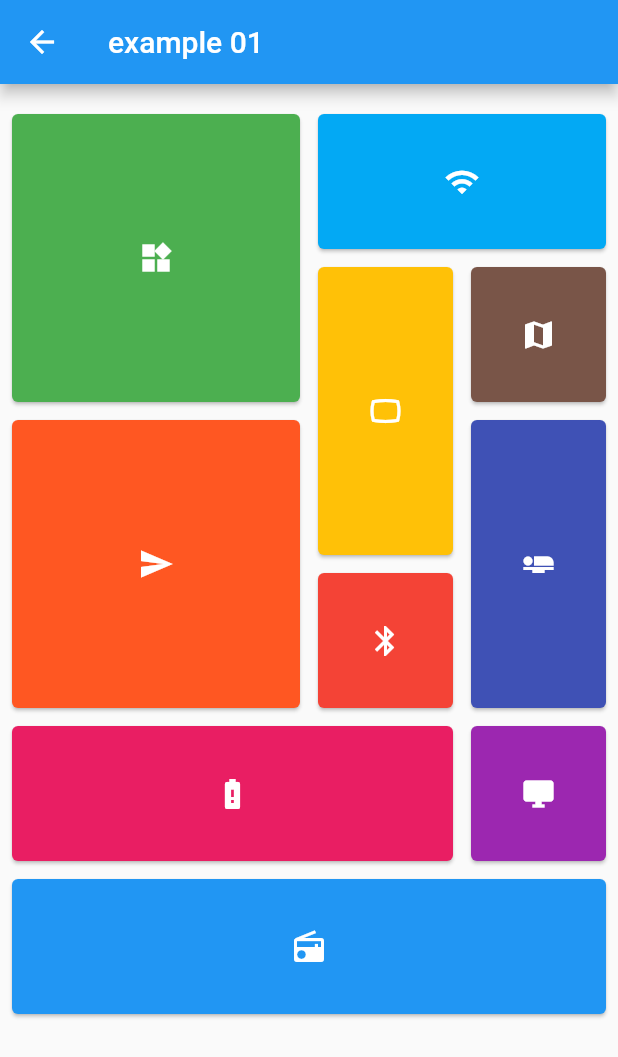
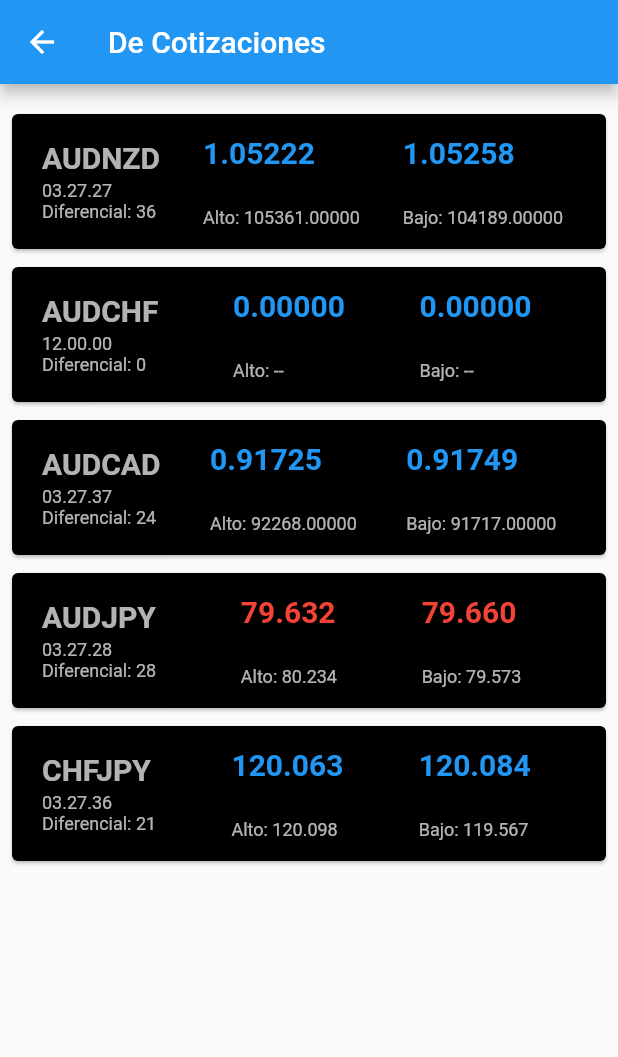
Before and after one commit to daniel374/CriptoCoinApp, a Flutter app: the ShowCryptoMoneys screen opened directly, on a phone screen of 412 x 824 dp. Shown: the top 1057 px of the screen. Run offline on Flutter 3.47's test engine with Material 2 defaults, Android fonts, the light colour scheme and no system bars; our stand-ins replace charts_flutter, firebase_auth, firebase_core, google_sign_in; missing offline and left inert: generic_bloc_provider; accounts and stored records are empty.

Commit message:
ajuste interfaz de inicio con acceso a formulariod e registro, ajuste view de cripto monedas

```diff
--- a/flutter_cripto_coins/lib/User/repository/auth_repository.dart
+++ b/flutter_cripto_coins/lib/User/repository/auth_repository.dart
@@ -4,9 +4,19 @@ import 'package:flutter_cripto_coins/User/repository/firebase_auth_api.dart';
 class AuthRepositoryAPI {
 
   final _firebaseAuthAPI = FirebaseAuthAPI();
+  String email;
+  String password;
 
-  Future signInFirebase() => _firebaseAuthAPI.signIn();
+  Future signInFirebaseGoogle() => _firebaseAuthAPI.signInGoogle();
 
-  signOut() => _firebaseAuthAPI.signOut();
+  Future signInFirebase() => _firebaseAuthAPI.signIn(email, password);
+
+  Future signUpFirebase() => _firebaseAuthAPI.signUp(email, password);
+
+  Future isSignedFirebase() => _firebaseAuthAPI.isSignedIn();
+
+  Future getCurrentUserFirebase() => _firebaseAuthAPI.getCurrentUser();
+
+  Future signOut() => _firebaseAuthAPI.signOut();
 
 }
--- a/flutter_cripto_coins/lib/User/ui/screens/register_screen.dart
+++ b/flutter_cripto_coins/lib/User/ui/screens/register_screen.dart
@@ -5,6 +5,8 @@ import 'package:flutter/src/material/text_form_field.dart';
 import 'package:flutter/services.dart';
 
 class RegisterScreen extends StatefulWidget {
+
+  const RegisterScreen({Key key}) : super(key: key);
 
   @override
   State createState() {
--- a/flutter_cripto_coins/lib/money/ui/screens/menu_money_home/show_crypto_moneys.dart
+++ b/flutter_cripto_coins/lib/money/ui/screens/menu_money_home/show_crypto_moneys.dart
@@ -2,29 +2,19 @@ import 'package:flutter/material.dart';
 import 'package:flutter_staggered_grid_view/flutter_staggered_grid_view.dart';
 
 const List<StaggeredTile> _staggeredTiles = <StaggeredTile>[
-  StaggeredTile.count(2, 2),
-  StaggeredTile.count(2, 1),
-  StaggeredTile.count(1, 2),
-  StaggeredTile.count(1, 1),
-  StaggeredTile.count(2, 2),
-  StaggeredTile.count(1, 2),
-  StaggeredTile.count(1, 1),
-  StaggeredTile.count(3, 1),
-  StaggeredTile.count(1, 1),
+  StaggeredTile.count(4, 1),
+  StaggeredTile.count(4, 1),
+  StaggeredTile.count(4, 1),
+  StaggeredTile.count(4, 1),
   StaggeredTile.count(4, 1),
 ];
 
 const List<Widget> _tiles = <Widget>[
-  _ShowCryptoMoneys(Colors.green, Icons.widgets),
-  _ShowCryptoMoneys(Colors.lightBlue, Icons.wifi),
-  _ShowCryptoMoneys(Colors.amber, Icons.panorama_wide_angle),
-  _ShowCryptoMoneys(Colors.brown, Icons.map),
-  _ShowCryptoMoneys(Colors.deepOrange, Icons.send),
-  _ShowCryptoMoneys(Colors.indigo, Icons.airline_seat_flat),
-  _ShowCryptoMoneys(Colors.red, Icons.bluetooth),
-  _ShowCryptoMoneys(Colors.pink, Icons.battery_alert),
-  _ShowCryptoMoneys(Colors.purple, Icons.desktop_windows),
-  _ShowCryptoMoneys(Colors.blue, Icons.radio),
+  _ShowCryptoMoneys(Colors.black, Icons.radio, "AUDNZD", '03.27.27', "105361.00000", "104189.00000", "36", "1.05222", "1.05258", Colors.blue),
+  _ShowCryptoMoneys(Colors.black, Icons.radio, "AUDCHF", '12.00.00', "--", "--", "0", "0.00000", "0.00000", Colors.blue),
+  _ShowCryptoMoneys(Colors.black, Icons.radio, "AUDCAD", '03.27.37', "92268.00000", "91717.00000", "24", "0.91725", "0.91749", Colors.blue),
+  _ShowCryptoMoneys(Colors.black, Icons.radio, "AUDJPY", '03.27.28', "80.234", "79.573", "28", "79.632", "79.660", Colors.red),
+  _ShowCryptoMoneys(Colors.black, Icons.radio, "CHFJPY", '03.27.36', "120.098", "119.567", "21", "120.063", "120.084", Colors.blue),
 ];
 
 
@@ -36,7 +26,7 @@ class ShowCryptoMoneys extends StatelessWidget {
 
     return Scaffold(
         appBar: AppBar(
-          title: const Text('example 01'),
+          title: const Text('De Cotizaciones'),
         ),
         body: Padding(
             padding: const EdgeInsets.only(top: 12),
@@ -53,10 +43,22 @@ class ShowCryptoMoneys extends StatelessWidget {
 
 class _ShowCryptoMoneys extends StatelessWidget {
 
-  const _ShowCryptoMoneys(this.backgroundColor, this.iconData);
+  const _ShowCryptoMoneys(
+      this.backgroundColor, this.iconData, this.cripto_money, this.money_num,
+      this.hight_value, this.low_value, this.differential_value,
+      this.one_value, this.two_value, this.color_values
+      );
 
   final Color backgroundColor;
   final IconData iconData;
+  final String cripto_money;
+  final String money_num;
+  final String hight_value;
+  final String low_value;
+  final String differential_value;
+  final String one_value;
+  final String two_value;
+  final Color color_values;
 
 
   @override
@@ -65,14 +67,46 @@ class _ShowCryptoMoneys extends StatelessWidget {
       color: backgroundColor,
       child: InkWell(
         onTap: () {},
-        child: Center(
-          child: Padding(
-            padding: const EdgeInsets.all(4),
-            child: Icon(
-              iconData,
-              color: Colors.white,
+        child: Row(
+          //mainAxisAlignment: MainAxisAlignment.spaceAround,
+          children: [
+            Padding(padding: const EdgeInsets.all(10.0),),
+            Column(
+              crossAxisAlignment: CrossAxisAlignment.start,
+              mainAxisSize: MainAxisSize.min,
+              children: [
+                Text(cripto_money, style: TextStyle(fontSize: 20, fontWeight: FontWeight.bold, color: Colors.white70)),
+                SizedBox(height: 4),
+                Text(money_num, style: TextStyle(fontSize: 12, color: Colors.white70)),
+                Text("Diferencial: "+differential_value, style: TextStyle(fontSize: 12, color: Colors.white70)),
+                /*ListTile(
+                  title: Text('AUDNZD'),
+                  subtitle: Text('03.27.27'),
+                ),*/
+              ],
             ),
-          ),
+            Spacer(flex: 1,),
+            Column(
+              crossAxisAlignment: CrossAxisAlignment.start,
+              mainAxisSize: MainAxisSize.min,
+              children: [
+                Text(one_value, style: TextStyle(fontSize: 20, fontWeight: FontWeight.bold, color: color_values)),
+                SizedBox(height: 25),
+                Text("Alto: "+hight_value, style: TextStyle(fontSize: 12, color: Colors.white70 )),
+              ],
+            ),
+            Spacer(flex: 1,),
+            Column(
+              crossAxisAlignment: CrossAxisAlignment.start,
+              mainAxisSize: MainAxisSize.min,
+              children: [
+                Text(two_value, style: TextStyle(fontSize: 20, fontWeight: FontWeight.bold, color: color_values)),
+                SizedBox(height: 25),
+                Text("Bajo: "+low_value, style: TextStyle(fontSize: 12, color: Colors.white70)),
+              ],
+            ),
+            Spacer(flex: 1,),
+          ],
         ),
       ),
     );
```
Also changed, not shown: flutter_cripto_coins/lib/User/bloc/bloc_user.dart (+17 -1 lines), flutter_cripto_coins/lib/User/repository/firebase_auth_api.dart (+33 -2 lines), flutter_cripto_coins/lib/User/ui/screens/sign_in_screen.dart (+14 -2 lines), flutter_cripto_coins/pubspec.yaml (+6 -1 lines), flutter_cripto_coins/pubspec.lock.
